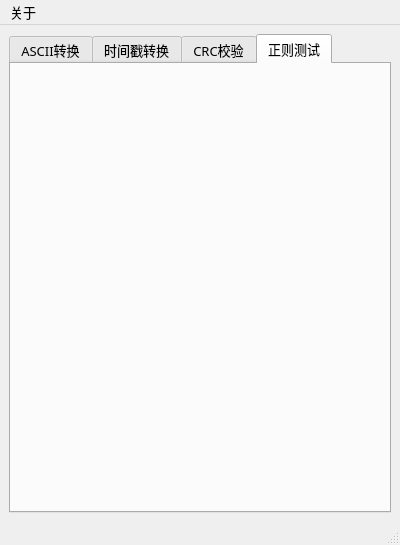
First picture: the form in mainwindow.ui, repository huanfenz/PerryBox, before the edit.
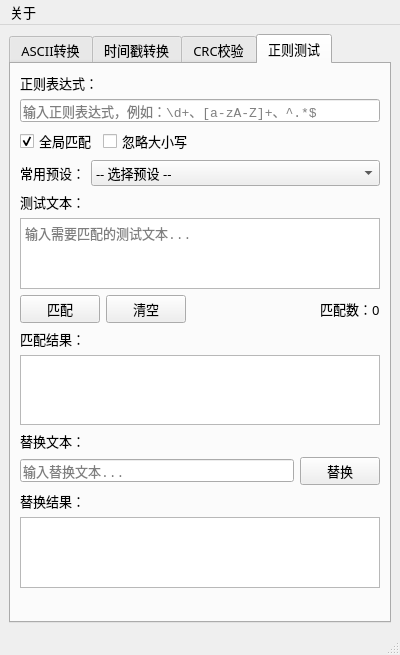
Second picture: the form after the edit. The open tabs and pages were chosen to show the change.

Commit message:
feat(正则测试): 添加正则表达式测试功能
实现正则表达式测试页面，包括模式验证、匹配测试和替换功能。新增RegexTester类封装正则操作，提供常用预设模式选择，并在UI中展示匹配结果和替换结果。

```diff
--- a/mainwindow.ui
+++ b/mainwindow.ui
@@ -505,6 +505,380 @@
        <attribute name="title">
         <string>正则测试</string>
        </attribute>
+       <layout class="QVBoxLayout" name="verticalLayout_5">
+        <item>
+         <widget class="QLabel" name="label_12">
+          <property name="font">
+           <font>
+            <family>等线</family>
+            <pointsize>10</pointsize>
+           </font>
+          </property>
+          <property name="text">
+           <string>正则表达式：</string>
+          </property>
+         </widget>
+        </item>
+        <item>
+         <widget class="QLineEdit" name="edit_regex_pattern">
+          <property name="font">
+           <font>
+            <family>Consolas</family>
+            <pointsize>10</pointsize>
+           </font>
+          </property>
+          <property name="placeholderText">
+           <string>输入正则表达式，例如：\d+、[a-zA-Z]+、^.*$</string>
+          </property>
+         </widget>
+        </item>
+        <item>
+         <widget class="QWidget" name="widget_regex_options" native="true">
+          <layout class="QHBoxLayout" name="horizontalLayout_7">
+           <property name="leftMargin">
+            <number>0</number>
+           </property>
+           <property name="topMargin">
+            <number>0</number>
+           </property>
+           <property name="rightMargin">
+            <number>0</number>
+           </property>
+           <property name="bottomMargin">
+            <number>0</number>
+           </property>
+           <item>
+            <widget class="QCheckBox" name="cbox_regex_global">
+             <property name="text">
+              <string>全局匹配</string>
+             </property>
+             <property name="checked">
+              <bool>true</bool>
+             </property>
+            </widget>
+           </item>
+           <item>
+            <widget class="QCheckBox" name="cbox_regex_icase">
+             <property name="text">
+              <string>忽略大小写</string>
+             </property>
+            </widget>
+           </item>
+           <item>
+            <spacer name="horizontalSpacer_4">
+             <property name="orientation">
+              <enum>Qt::Horizontal</enum>
+             </property>
+             <property name="sizeHint" stdset="0">
+              <size>
+               <width>40</width>
+               <height>20</height>
+              </size>
+             </property>
+            </spacer>
+           </item>
+          </layout>
+         </widget>
+        </item>
+        <item>
+         <widget class="QWidget" name="widget_preset" native="true">
+          <layout class="QHBoxLayout" name="horizontalLayout_8">
+           <property name="leftMargin">
+            <number>0</number>
+           </property>
+           <property name="topMargin">
+            <number>0</number>
+           </property>
+           <property name="rightMargin">
+            <number>0</number>
+           </property>
+           <property name="bottomMargin">
+            <number>0</number>
+           </property>
+           <item>
+            <widget class="QLabel" name="label_14">
+             <property name="text">
+              <string>常用预设：</string>
+             </property>
+            </widget>
+           </item>
+           <item>
+            <widget class="QComboBox" name="cbox_regex_preset">
+             <property name="sizePolicy">
+              <sizepolicy hsizetype="Expanding" vsizetype="Fixed">
+               <horstretch>0</horstretch>
+               <verstretch>0</verstretch>
+              </sizepolicy>
+             </property>
+             <item>
+              <property name="text">
+               <string>-- 选择预设 --</string>
+              </property>
+             </item>
+             <item>
+              <property name="text">
+               <string>整数</string>
+              </property>
+             </item>
+             <item>
+              <property name="text">
+               <string>浮点数</string>
+              </property>
+             </item>
+             <item>
+              <property name="text">
+               <string>MAC地址</string>
+              </property>
+             </item>
+             <item>
+              <property name="text">
+               <string>IP地址(IPv4)</string>
+              </property>
+             </item>
+             <item>
+              <property name="text">
+               <string>IP地址(IPv6)</string>
+              </property>
+             </item>
+             <item>
+              <property name="text">
+               <string>邮箱</string>
+              </property>
+             </item>
+             <item>
+              <property name="text">
+               <string>手机号(中国)</string>
+              </property>
+             </item>
+             <item>
+              <property name="text">
+               <string>身份证号</string>
+              </property>
+             </item>
+             <item>
+              <property name="text">
+               <string>URL</string>
+              </property>
+             </item>
+             <item>
+              <property name="text">
+               <string>日期(yyyy-MM-dd)</string>
+              </property>
+             </item>
+             <item>
+              <property name="text">
+               <string>时间(HH:mm:ss)</string>
+              </property>
+             </item>
+            </widget>
+           </item>
+          </layout>
+         </widget>
+        </item>
+        <item>
+         <widget class="QLabel" name="label_13">
+          <property name="font">
+           <font>
+            <family>等线</family>
+            <pointsize>10</pointsize>
+           </font>
+          </property>
+          <property name="text">
+           <string>测试文本：</string>
+          </property>
+         </widget>
+        </item>
+        <item>
+         <widget class="QPlainTextEdit" name="pedit_regex_input">
+          <property name="font">
+           <font>
+            <family>Consolas</family>
+            <pointsize>10</pointsize>
+           </font>
+          </property>
+          <property name="placeholderText">
+           <string>输入需要匹配的测试文本...</string>
+          </property>
+         </widget>
+        </item>
+        <item>
+         <widget class="QWidget" name="widget_regex_btns" native="true">
+          <layout class="QHBoxLayout" name="horizontalLayout_9">
+           <property name="leftMargin">
+            <number>0</number>
+           </property>
+           <property name="topMargin">
+            <number>0</number>
+           </property>
+           <property name="rightMargin">
+            <number>0</number>
+           </property>
+           <property name="bottomMargin">
+            <number>0</number>
+           </property>
+           <item>
+            <widget class="QPushButton" name="btn_regex_match">
+             <property name="text">
+              <string>匹配</string>
+             </property>
+            </widget>
+           </item>
+           <item>
+            <widget class="QPushButton" name="btn_regex_clear">
+             <property name="text">
+              <string>清空</string>
+             </property>
+            </widget>
+           </item>
+           <item>
+            <spacer name="horizontalSpacer_5">
+             <property name="orientation">
+              <enum>Qt::Horizontal</enum>
+             </property>
+             <property name="sizeHint" stdset="0">
+              <size>
+               <width>40</width>
+               <height>20</height>
+              </size>
+             </property>
+            </spacer>
+           </item>
+           <item>
+            <widget class="QLabel" name="label_regex_match_count">
+             <property name="font">
+              <font>
+               <family>等线</family>
+               <pointsize>10</pointsize>
+              </font>
+             </property>
+             <property name="text">
+              <string>匹配数：0</string>
+             </property>
+            </widget>
+           </item>
+          </layout>
+         </widget>
+        </item>
+        <item>
+         <widget class="QLabel" name="label_15">
+          <property name="font">
+           <font>
+            <family>等线</family>
+            <pointsize>10</pointsize>
+           </font>
+          </property>
+          <property name="text">
+           <string>匹配结果：</string>
+          </property>
+         </widget>
+        </item>
+        <item>
+         <widget class="QTextEdit" name="edit_regex_result">
+          <property name="font">
+           <font>
+            <family>Consolas</family>
+            <pointsize>10</pointsize>
+           </font>
+          </property>
+          <property name="readOnly">
+           <bool>true</bool>
+          </property>
+         </widget>
+        </item>
+        <item>
+         <widget class="QLabel" name="label_16">
+          <property name="font">
+           <font>
+            <family>等线</family>
+            <pointsize>10</pointsize>
+           </font>
+          </property>
+          <property name="text">
+           <string>替换文本：</string>
+          </property>
+         </widget>
+        </item>
+        <item>
+         <widget class="QWidget" name="widget_regex_replace_input" native="true">
+          <layout class="QHBoxLayout" name="horizontalLayout_10">
+           <property name="leftMargin">
+            <number>0</number>
+           </property>
+           <property name="topMargin">
+            <number>0</number>
+           </property>
+           <property name="rightMargin">
+            <number>0</number>
+           </property>
+           <property name="bottomMargin">
+            <number>0</number>
+           </property>
+           <item>
+            <widget class="QLineEdit" name="edit_regex_replace">
+             <property name="font">
+              <font>
+               <family>Consolas</family>
+               <pointsize>10</pointsize>
+              </font>
+             </property>
+             <property name="placeholderText">
+              <string>输入替换文本...</string>
+             </property>
+            </widget>
+           </item>
+           <item>
+            <widget class="QPushButton" name="btn_regex_replace">
+             <property name="text">
+              <string>替换</string>
+             </property>
+            </widget>
+           </item>
+          </layout>
+         </widget>
+        </item>
+        <item>
+         <widget class="QLabel" name="label_17">
+          <property name="font">
+           <font>
+            <family>等线</family>
+            <pointsize>10</pointsize>
+           </font>
+          </property>
+          <property name="text">
+           <string>替换结果：</string>
+          </property>
+         </widget>
+        </item>
+        <item>
+         <widget class="QTextEdit" name="edit_regex_replace_result">
+          <property name="font">
+           <font>
+            <family>Consolas</family>
+            <pointsize>10</pointsize>
+           </font>
+          </property>
+          <property name="readOnly">
+           <bool>true</bool>
+          </property>
+         </widget>
+        </item>
+        <item>
+         <widget class="QLabel" name="label_info_regex">
+          <property name="font">
+           <font>
+            <family>等线</family>
+            <pointsize>10</pointsize>
+           </font>
+          </property>
+          <property name="styleSheet">
+           <string notr="true">color: rgb(255, 0, 0);</string>
+          </property>
+          <property name="text">
+           <string/>
+          </property>
+         </widget>
+        </item>
+       </layout>
       </widget>
      </widget>
     </item>
```
Left out of the diff: 2 changed lines with no effect on the pictures. The commit also changes 5 other files.
